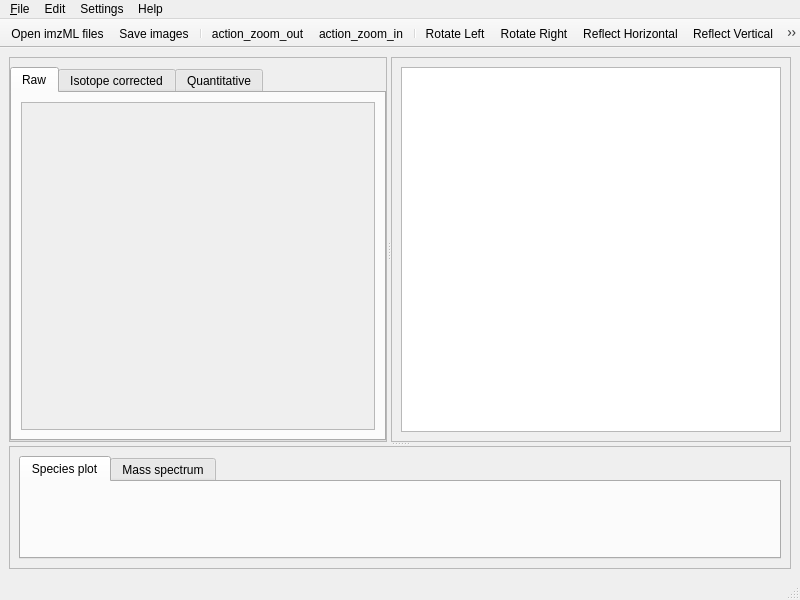
Before: the Qt Designer form resources/views/MsiMainWindow.ui in swinnenteam/LipidQMap, drawn with Qt 5.
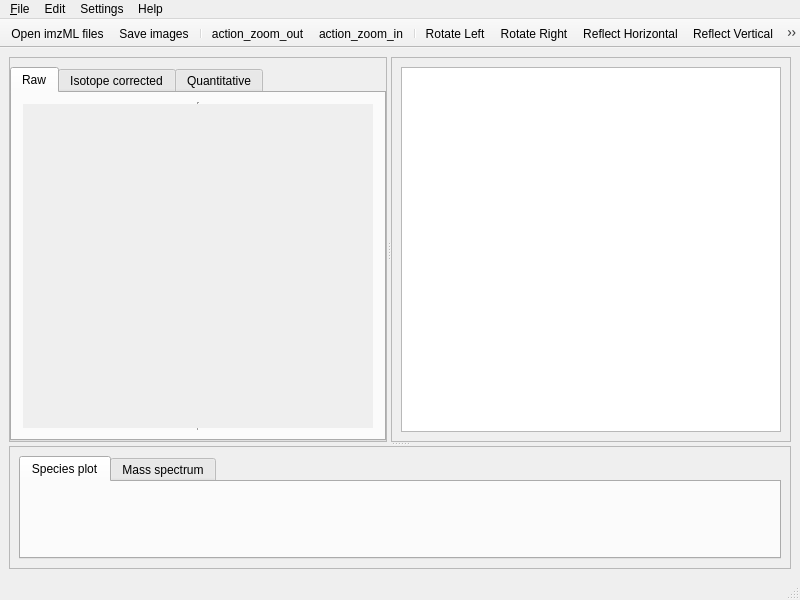
After: the same form once the commit is applied. Icons and pictures are not drawn.

```diff
--- a/resources/views/MsiMainWindow.ui
+++ b/resources/views/MsiMainWindow.ui
@@ -62,6 +62,9 @@
             <layout class="QGridLayout" name="gridLayout_5">
              <item row="0" column="0">
               <widget class="QScrollArea" name="scroll_area_raw">
+               <property name="frameShape">
+                <enum>QFrame::Shape::VLine</enum>
+               </property>
                <property name="widgetResizable">
                 <bool>true</bool>
                </property>
@@ -71,7 +74,7 @@
                   <x>0</x>
                   <y>0</y>
                   <width>337</width>
-                  <height>319</height>
+                  <height>279</height>
                  </rect>
                 </property>
                 <layout class="QVBoxLayout" name="verticalLayout_4"/>
```
Left out of the diff: 52 changed lines with no effect on the pictures.
